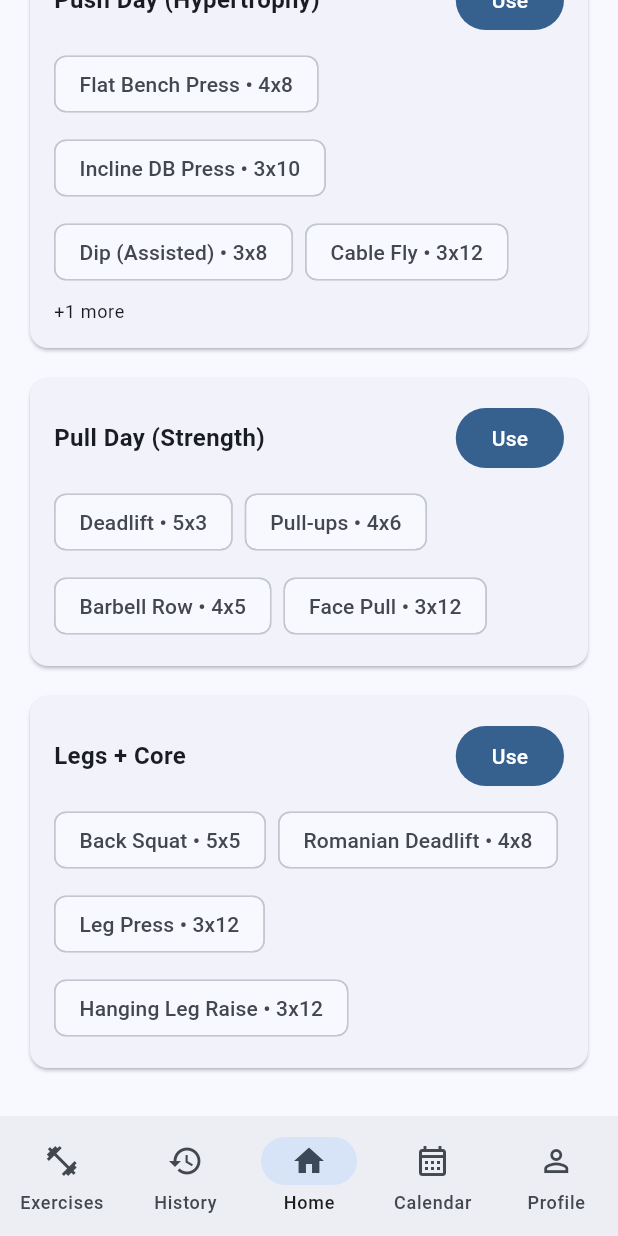
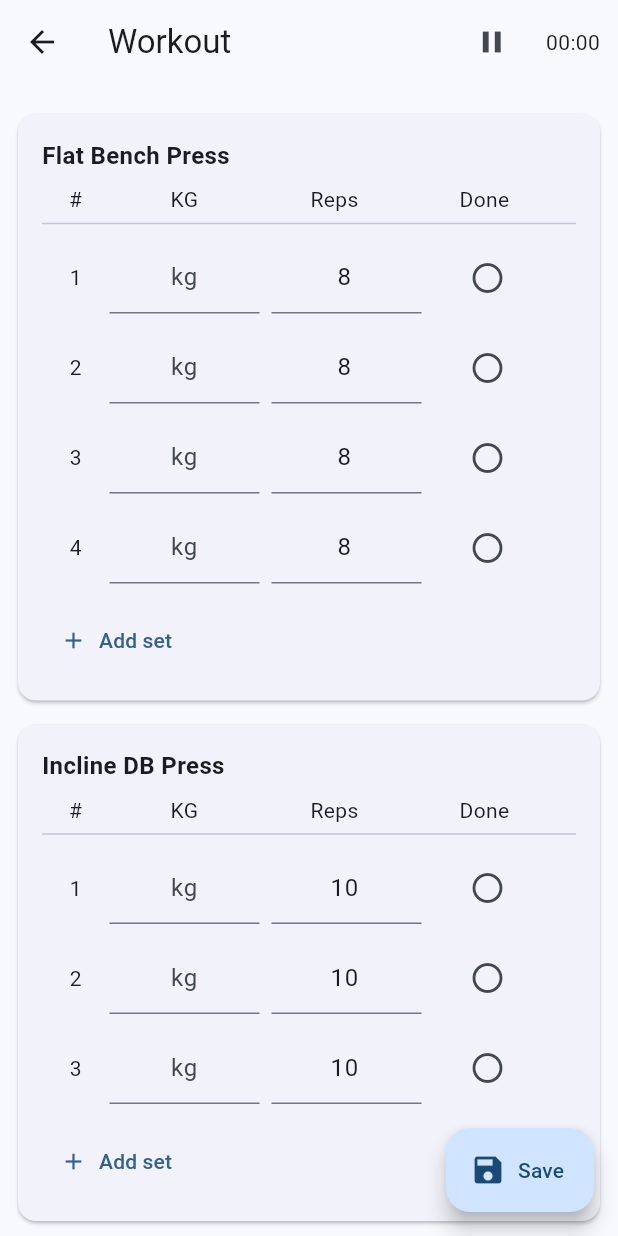
Before and after one commit to Trolom/FitnessApp, a Flutter app: the RootShell screen opened by its route, scrolled down 939 dp, after a tap on "Use", on a phone screen of 412 x 824 dp. Run offline on Flutter 3.47's test engine with Material 3 defaults, Android fonts, the phone set to English and light mode, and no system bars; our stand-ins replace fl_chart, table_calendar.

Commit message:
Workout page done

```diff
--- a/lib/charts/body_tracker_chart.dart
+++ b/lib/charts/body_tracker_chart.dart
@@ -15,7 +15,7 @@ class BodyTrackerChart extends StatelessWidget {
     return LineChart(
       LineChartData(
         titlesData: const FlTitlesData(
-          leftTitles: AxisTitles(sideTitles: SideTitles(showTitles: true, reservedSize: 36)),
+          leftTitles: AxisTitles(sideTitles: SideTitles(showTitles: true, reservedSize: 40)),
           bottomTitles: AxisTitles(sideTitles: SideTitles(showTitles: true)),
           rightTitles: AxisTitles(sideTitles: SideTitles(showTitles: false)),
           topTitles: AxisTitles(sideTitles: SideTitles(showTitles: false)),
--- /dev/null
+++ b/lib/pages/workout_page.dart
@@ -0,0 +1,212 @@
+// lib/pages/workout_page.dart
+import 'dart:async';
+import 'package:flutter/material.dart';
+import '../template.dart';
+
+class WorkoutSet {
+  double? kg;
+  int? reps;
+  bool done;
+  WorkoutSet({this.kg, this.reps, this.done = false});
+}
+
+class WorkoutExercise {
+  final String name;
+  final List<WorkoutSet> sets;
+  WorkoutExercise({required this.name, required this.sets});
+}
+
+class WorkoutPage extends StatefulWidget {
+  final Template template;
+  const WorkoutPage({super.key, required this.template});
+
+  @override
+  State<WorkoutPage> createState() => _WorkoutPageState();
+}
+
+class _WorkoutPageState extends State<WorkoutPage> {
+  late List<WorkoutExercise> _items;
+  late Stopwatch _stopwatch;
+  Timer? _ticker;
+
+  @override
+  void initState() {
+    super.initState();
+    // Build editable workout from the template defaults
+    _items = widget.template.exercises
+        .map(
+          (e) => WorkoutExercise(
+            name: e.name,
+            sets: List.generate(e.sets, (_) => WorkoutSet(reps: e.reps)),
+          ),
+        )
+        .toList();
+
+    _stopwatch = Stopwatch()..start();
+    _ticker = Timer.periodic(const Duration(seconds: 1), (_) {
+      if (mounted) setState(() {});
+    });
+  }
+
+  @override
+  void dispose() {
+    _ticker?.cancel();
+    _stopwatch.stop();
+    super.dispose();
+  }
+
+  String _formatElapsed(Duration d) {
+    final h = d.inHours;
+    final m = d.inMinutes.remainder(60);
+    final s = d.inSeconds.remainder(60);
+    if (h > 0) {
+      return '${h.toString().padLeft(2, '0')}:${m.toString().padLeft(2, '0')}:${s.toString().padLeft(2, '0')}';
+    }
+    return '${m.toString().padLeft(2, '0')}:${s.toString().padLeft(2, '0')}';
+  }
+
+  @override
+  Widget build(BuildContext context) {
+    final elapsed = _formatElapsed(_stopwatch.elapsed);
+
+    return Scaffold(
+      appBar: AppBar(
+        title: const Text('Workout'),
+        actions: [
+          IconButton(
+            tooltip: _stopwatch.isRunning ? 'Pause timer' : 'Start timer',
+            icon: Icon(_stopwatch.isRunning ? Icons.pause : Icons.play_arrow),
+            onPressed: () {
+              setState(() {
+                if (_stopwatch.isRunning) {
+                  _stopwatch.stop();
+                } else {
+                  _stopwatch.start();
+                }
+              });
+            },
+          ),
+          Center(
+            child: Padding(
+              padding: const EdgeInsets.symmetric(horizontal: 12),
+              child: Text(
+                elapsed,
+                style: const TextStyle(fontFeatures: [FontFeature.tabularFigures()]),
+              ),
+            ),
+          ),
+        ],
+      ),
+      body: ListView.builder(
+        padding: const EdgeInsets.all(12),
+        itemCount: _items.length,
+        itemBuilder: (context, idx) {
+          final ex = _items[idx];
+          return Card(
+            margin: const EdgeInsets.symmetric(vertical: 8),
+            child: Padding(
+              padding: const EdgeInsets.all(16),
+              child: Column(
+                crossAxisAlignment: CrossAxisAlignment.start,
+                children: [
+                  Row(
+                    children: [
+                      Expanded(
+                        child: Text(
+                          ex.name,
+                          style: const TextStyle(
+                            fontSize: 16,
+                            fontWeight: FontWeight.w700,
+                          ),
+                        ),
+                      ),
+                    ],
+                  ),
+                  const SizedBox(height: 8),
+
+                  // Header row
+                  Row(
+                    children: const [
+                      SizedBox(width: 45, child: Text('#', textAlign: TextAlign.center)),
+                      SizedBox(width: 100, child: Text('KG', textAlign: TextAlign.center)),
+                      SizedBox(width: 100, child: Text('Reps', textAlign: TextAlign.center)),
+                      SizedBox(width: 100, child: Text('Done', textAlign: TextAlign.center)),
+                    ],
+                  ),
+                  const Divider(height: 12),
+
+                  // Set rows
+                  ...List.generate(ex.sets.length, (i) {
+                    final set = ex.sets[i];
+                    return Padding(
+                      padding: const EdgeInsets.symmetric(vertical: 6),
+                      child: Row(
+                        children: [
+                          SizedBox(
+                            width: 45,
+                            child: Text('${i + 1}', textAlign: TextAlign.center),
+                          ),
+                          SizedBox(
+                            width: 100,
+                            child: TextFormField(
+                              initialValue: set.kg?.toString() ?? '',
+                              keyboardType: const TextInputType.numberWithOptions(decimal: true),
+                              textAlign: TextAlign.center,
+                              decoration: const InputDecoration(hintText: 'kg'),
+                              onChanged: (v) => set.kg = double.tryParse(v.replaceAll(',', '.')),
+                            ),
+                          ),
+                          const SizedBox(width: 8),
+                          SizedBox(
+                            width: 100,
+                            child: TextFormField(
+                              initialValue: set.reps?.toString() ?? '',
+                              keyboardType: TextInputType.number,
+                              textAlign: TextAlign.center,
+                              decoration: const InputDecoration(hintText: 'reps'),
+                              onChanged: (v) => set.reps = int.tryParse(v),
+                            ),
+                          ),
+                          const SizedBox(width: 20),
+                          IconButton(
+                            tooltip: 'Mark done',
+                            onPressed: () => setState(() => set.done = !set.done),
+                            icon: Icon(
+                              set.done ? Icons.check_circle : Icons.radio_button_unchecked,
+                            ),
+                          ),
+                        ],
+                      ),
+                    );
+                  }),
+
+                  const SizedBox(height: 8),
+                  Align(
+                    alignment: Alignment.centerLeft,
+                    child: TextButton.icon(
+                      onPressed: () => setState(() => ex.sets.add(WorkoutSet())),
+                      icon: const Icon(Icons.add),
+                      label: const Text('Add set'),
+                    ),
+                  ),
+                ],
+              ),
+            ),
+          );
+        },
+      ),
+      floatingActionButton: FloatingActionButton.extended(
+        onPressed: () async {
+          ScaffoldMessenger.of(context).showSnackBar(
+            const SnackBar(content: Text('Workout saved (stub).')),
+          );
+          await Future.delayed(const Duration(seconds: 2));
+
+          Navigator.of(context).pop();
+        },
+        icon: const Icon(Icons.save),
+        label: const Text('Save'),
+      ),
+    );
+  }
+}
--- a/lib/template_card.dart
+++ b/lib/template_card.dart
@@ -1,5 +1,6 @@
 import 'package:flutter/material.dart';
 import 'template.dart';
+import '../pages/workout_page.dart';
 
 
 class TemplateCard extends StatelessWidget {
@@ -21,9 +22,15 @@ class TemplateCard extends StatelessWidget {
                   child: Text(template.name, style: const TextStyle(fontSize: 16, fontWeight: FontWeight.w700)),
                 ),
                 FilledButton(
-                  onPressed: () {},
+                  onPressed: () {
+                    Navigator.of(context).push(
+                      MaterialPageRoute(
+                        builder: (_) => WorkoutPage(template: template),
+                      ),
+                    );
+                  },
                   child: const Text('Use'),
-                )
+                ),
               ],
             ),
             const SizedBox(height: 8),
```
